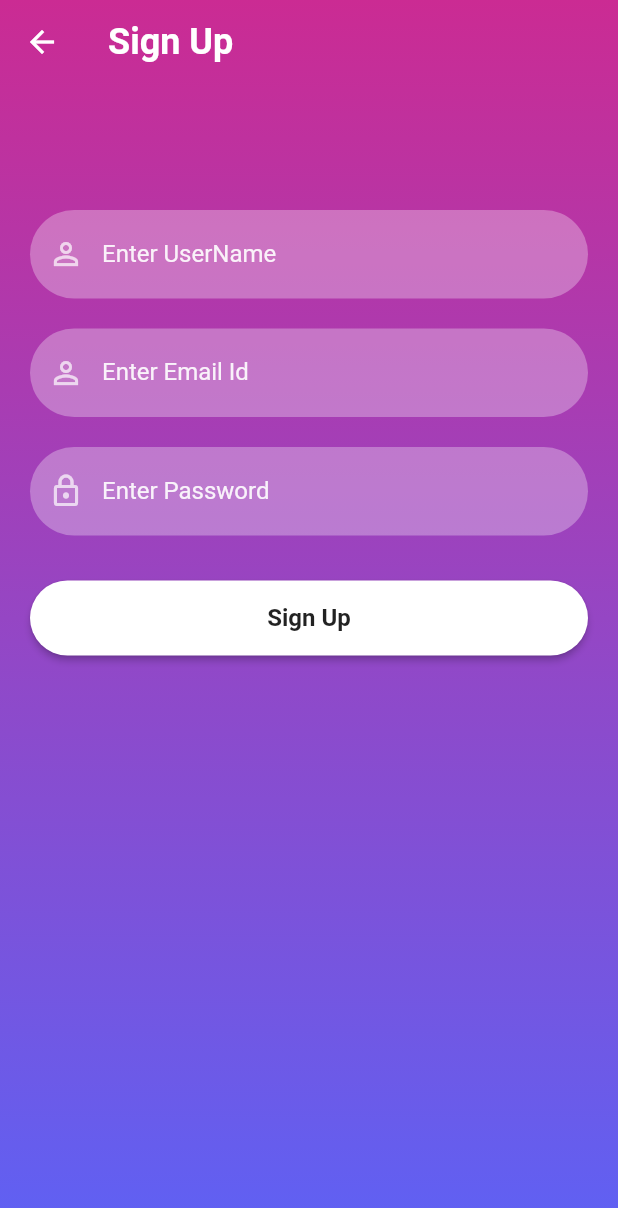
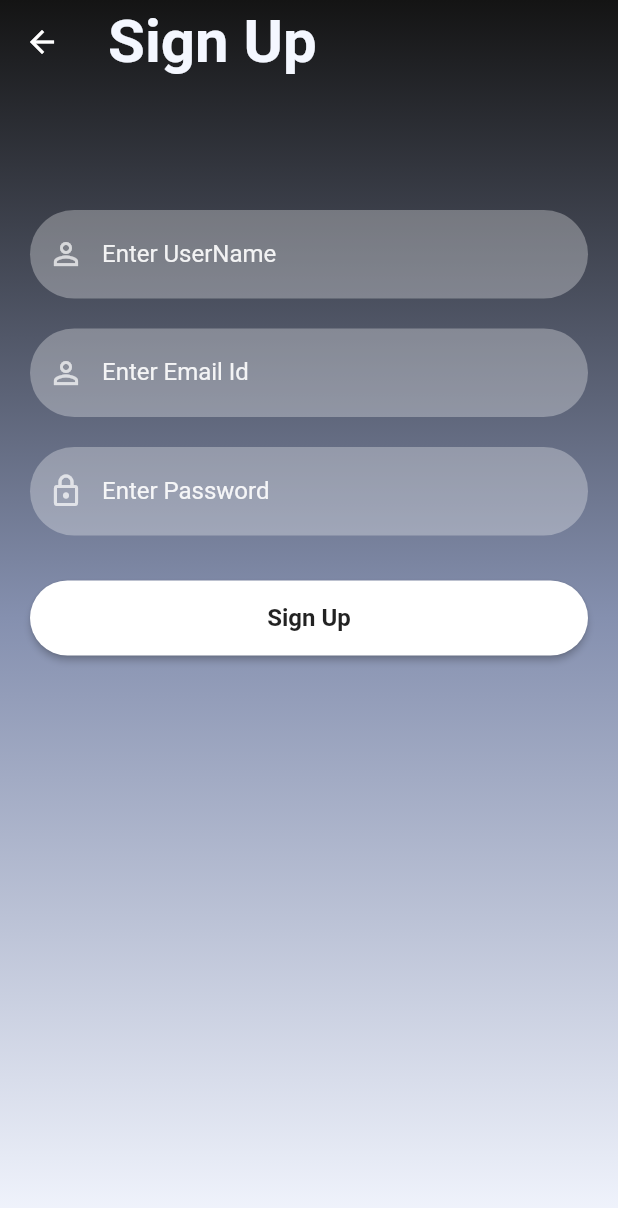
Before and after one commit to SEM6-Mini-Project/app, a Flutter app: the SignUpScreen screen opened directly, on a phone screen of 412 x 824 dp. Shown: the top 1208 px of the screen. Run offline on Flutter 3.47's test engine with Material 2 defaults, Android fonts, the phone set to English and light mode, and no system bars; our stand-ins replace firebase_auth, firebase_core, hexcolor; accounts and stored records are empty.

Commit message:
fixed color scheme in SignUpPage

```diff
--- a/lib/main.dart
+++ b/lib/main.dart
@@ -4,6 +4,7 @@ import 'package:prediction/screens/prediction.dart';
 import 'package:hexcolor/hexcolor.dart';
 import 'package:prediction/screens/sign_in_screen.dart';
 import 'package:prediction/screens/dashboard.dart';
+import 'package:prediction/screens/sign_up_screen.dart';
 
 Future<void> main() async {
   FirebaseApp myapp = await Firebase.initializeApp(
@@ -50,7 +51,7 @@ class LoginUiApp extends StatelessWidget {
         scaffoldBackgroundColor: Colors.grey.shade100,
         primarySwatch: Colors.grey,
       ),
-      home: SignInScreen(),
+      home: SignUpScreen(),
     );
   }
 }
--- a/lib/screens/sign_up_screen.dart
+++ b/lib/screens/sign_up_screen.dart
@@ -4,6 +4,7 @@ import 'package:prediction/screens/home.dart';
 import 'package:prediction/screens/sign_in_screen.dart';
 import 'package:prediction/utils/color_utils.dart';
 import 'package:flutter/material.dart';
+import 'package:prediction/utils/styles.dart';
 
 class SignUpScreen extends StatefulWidget {
   const SignUpScreen({Key? key}) : super(key: key);
@@ -25,7 +26,8 @@ class _SignUpScreenState extends State<SignUpScreen> {
         elevation: 0,
         title: const Text(
           "Sign Up",
-          style: TextStyle(fontSize: 24, fontWeight: FontWeight.bold),
+          style: TextStyle(
+              fontSize: 40, fontWeight: FontWeight.bold, color: EXTRA),
         ),
       ),
       body: Container(
@@ -33,9 +35,10 @@ class _SignUpScreenState extends State<SignUpScreen> {
           height: MediaQuery.of(context).size.height,
           decoration: BoxDecoration(
               gradient: LinearGradient(colors: [
-            hexStringToColor("CB2B93"),
-            hexStringToColor("9546C4"),
-            hexStringToColor("5E61F4")
+            // hexStringToColor("CB2B93"),
+            // hexStringToColor("9546C4"),
+            // hexStringToColor("5E61F4")
+            PRIMARY, SECONDARY, EXTRA
           ], begin: Alignment.topCenter, end: Alignment.bottomCenter)),
           child: SingleChildScrollView(
               child: Padding(
@@ -71,8 +74,10 @@ class _SignUpScreenState extends State<SignUpScreen> {
                         _emailTextController.text +
                         "\n pass: " +
                         _passwordTextController.text);
-                    Navigator.push(context,
-                        MaterialPageRoute(builder: (context) => SignInScreen()));
+                    Navigator.push(
+                        context,
+                        MaterialPageRoute(
+                            builder: (context) => SignInScreen()));
                   }).onError((error, stackTrace) {
                     print("Error ${error.toString()}");
                   });
```
